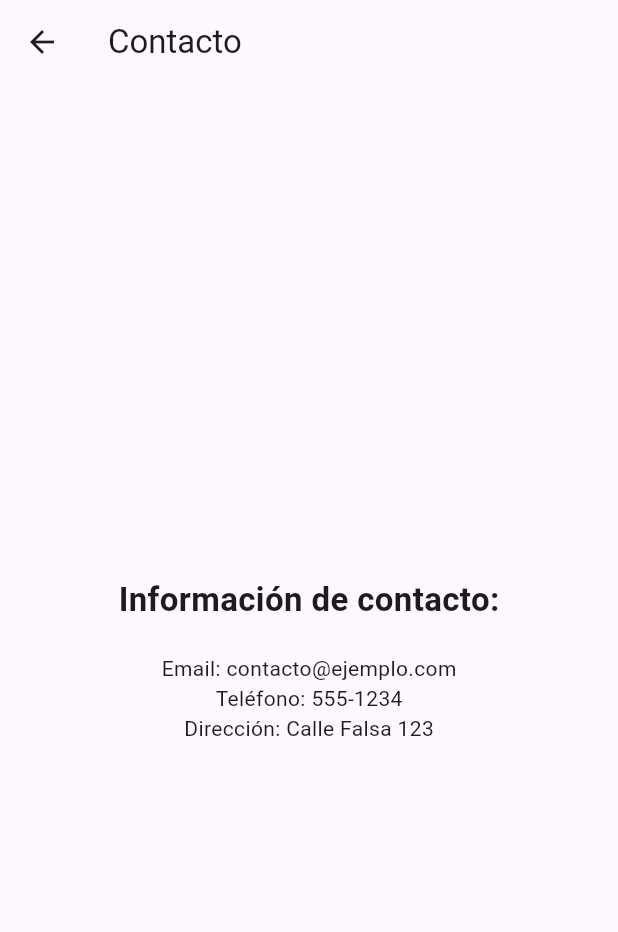
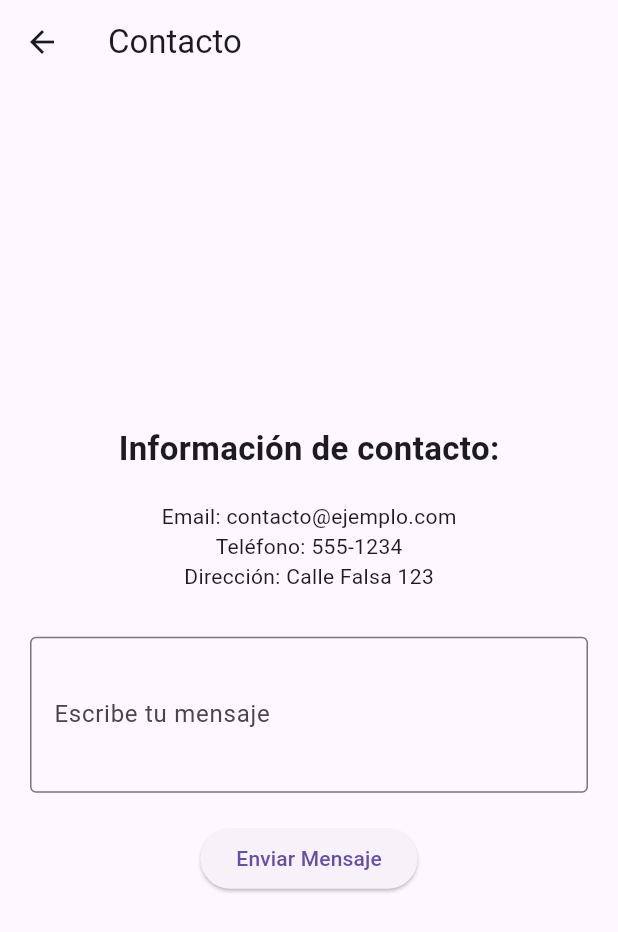
Before and after one commit to alejandrafrancog/afranco-flutter-002, a Flutter app: the PantallaContacto screen opened directly, on a phone screen of 412 x 824 dp. Shown: the top 932 px of the screen. Run offline on Flutter 3.47's test engine with Material 3 defaults, Android fonts, the light colour scheme and no system bars.

Commit message:
Modificación de contacto a StatefulWidget

```diff
--- a/lib/views/contacto.dart
+++ b/lib/views/contacto.dart
@@ -1,8 +1,24 @@
 import 'package:flutter/material.dart';
 
-class PantallaContacto extends StatelessWidget {
+class PantallaContacto extends StatefulWidget {
+  @override
+  _PantallaContactoState createState() => _PantallaContactoState();
+}
+
+class _PantallaContactoState extends State<PantallaContacto> {
+  final TextEditingController _mensajeController = TextEditingController();
+  String _mensaje = '';
+
+  @override
+  void initState() {
+    super.initState();
+    print('Contacto - initState: Inicializando pantalla de contacto');
+    _mensajeController.addListener(_actualizarMensaje);
+  }
+
   @override
   Widget build(BuildContext context) {
+    print('Contacto - build: Construyendo interfaz');
     return Scaffold(
       appBar: AppBar(
         title: Text('Contacto'),
@@ -13,7 +29,8 @@ class PantallaContacto extends StatelessWidget {
           },
         ),
       ),
-      body: Center(
+      body: Padding(
+        padding: const EdgeInsets.all(20.0),
         child: Column(
           mainAxisAlignment: MainAxisAlignment.center,
           children: [
@@ -25,9 +42,41 @@ class PantallaContacto extends StatelessWidget {
             Text('Email: contacto@ejemplo.com'),
             Text('Teléfono: 555-1234'),
             Text('Dirección: Calle Falsa 123'),
+            SizedBox(height: 30),
+            TextField(
+              controller: _mensajeController,
+              decoration: InputDecoration(
+                labelText: 'Escribe tu mensaje',
+                border: OutlineInputBorder(),
+              ),
+              maxLines: 3,
+            ),
+            SizedBox(height: 20),
+            ElevatedButton(
+              child: Text('Enviar Mensaje'),
+              onPressed: () {
+                print('Mensaje a enviar: $_mensaje');
+                ScaffoldMessenger.of(context).showSnackBar(
+                  SnackBar(content: Text('Mensaje enviado: $_mensaje')),
+                );
+              },
+            ),
           ],
         ),
       ),
     );
   }
+
+  void _actualizarMensaje() {
+    setState(() {
+      _mensaje = _mensajeController.text;
+    });
+  }
+
+  @override
+  void dispose() {
+    print('Contacto - dispose: Mensaje final: $_mensaje');
+    _mensajeController.dispose(); // Importante liberar el controlador
+    super.dispose();
+  }
 }
```
